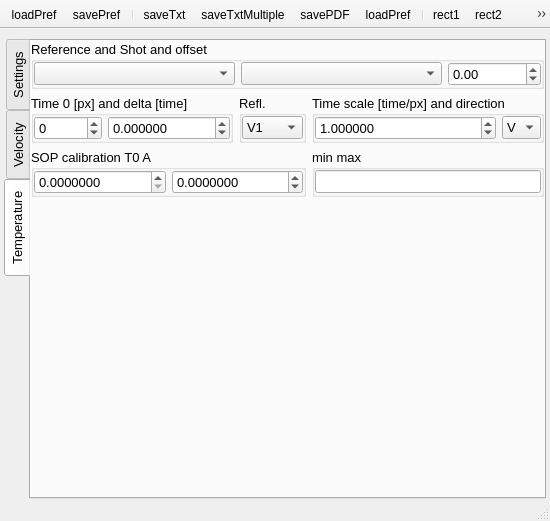
Old version of the form UIs/nVISAR1.ui in the repository NeutrinoToolkit/Neutrino.
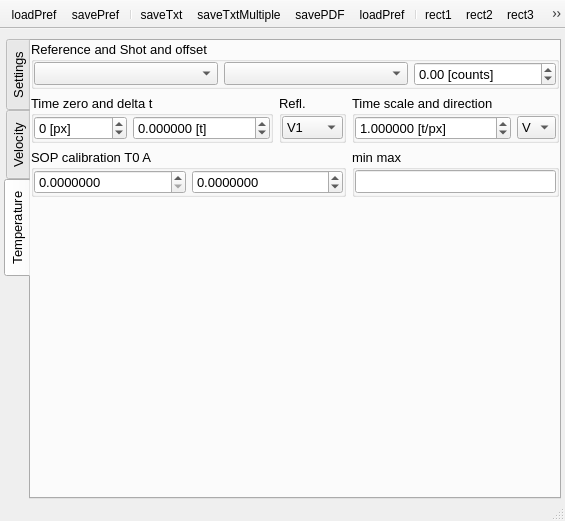
New version of the form. The open tabs and pages were chosen to show the change. Icons and pictures are not drawn. Custom widgets are drawn as their Qt base class.

Commit message: Visar help done

```diff
--- a/UIs/nVISAR1.ui
+++ b/UIs/nVISAR1.ui
@@ -301,6 +301,9 @@
              <property name="toolTip">
               <string>Background value</string>
              </property>
+             <property name="suffix">
+              <string> [counts]</string>
+             </property>
              <property name="minimum">
               <double>-99999999.989999994635582</double>
              </property>
@@ -315,7 +318,7 @@
         <item row="1" column="0">
          <widget class="QGroupBox" name="groupBox_2">
           <property name="title">
-           <string>Time 0 [px] and delta [time]</string>
+           <string>Time zero and delta t</string>
           </property>
           <layout class="QGridLayout" name="gridLayout_10">
            <property name="leftMargin">
@@ -338,7 +341,7 @@
               </font>
              </property>
              <property name="suffix">
-              <string/>
+              <string> [px]</string>
              </property>
              <property name="minimum">
               <number>-99999</number>
@@ -359,7 +362,7 @@
               </font>
              </property>
              <property name="suffix">
-              <string/>
+              <string> [t]</string>
              </property>
              <property name="decimals">
               <number>6</number>
@@ -440,7 +443,7 @@
         <item row="1" column="2">
          <widget class="QGroupBox" name="groupBox_4">
           <property name="title">
-           <string>Time scale [time/px] and direction</string>
+           <string>Time scale and direction</string>
           </property>
           <layout class="QGridLayout" name="gridLayout_11" columnstretch="1,0">
            <property name="leftMargin">
@@ -485,7 +488,7 @@
               </font>
              </property>
              <property name="suffix">
-              <string/>
+              <string> [t/px]</string>
              </property>
              <property name="decimals">
               <number>6</number>
```
Left out of the diff: 18 changed lines with no effect on the pictures. The commit also changes 5 other files.
